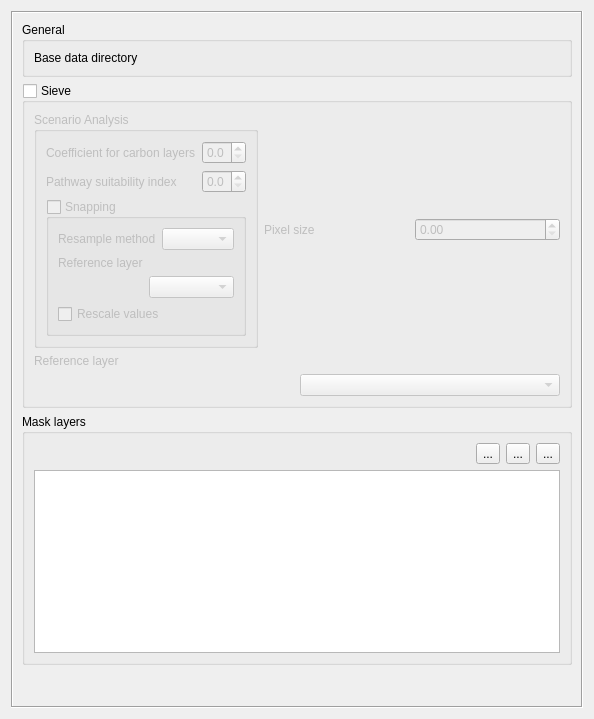
Qt form src/cplus_plugin/ui/cplus_settings.ui (ConservationInternational/cplus-plugin) before a commit.
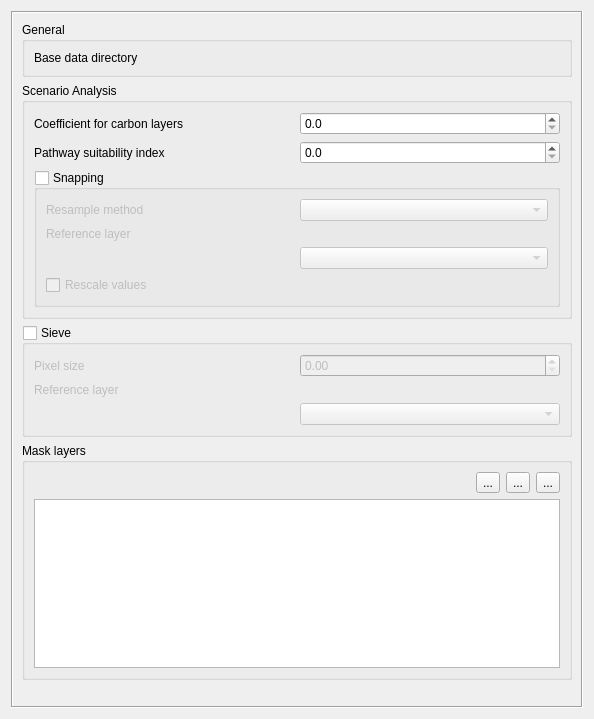
The same form after that commit. Custom widgets are drawn as their Qt base class.

The edit to the form file:
```diff
--- a/src/cplus_plugin/ui/cplus_settings.ui
+++ b/src/cplus_plugin/ui/cplus_settings.ui
@@ -68,20 +68,6 @@
         </widget>
        </item>
        <item>
-        <widget class="QgsCollapsibleGroupBox" name="sieve_group_box">
-         <property name="title">
-          <string>Sieve </string>
-         </property>
-         <property name="checkable">
-          <bool>true</bool>
-         </property>
-         <property name="checked">
-          <bool>false</bool>
-         </property>
-         <layout class="QVBoxLayout" name="verticalLayout_2">
-          <item>
-           <layout class="QHBoxLayout" name="horizontalLayout_3">
-            <item>
              <widget class="QgsCollapsibleGroupBox" name="mGroupBox">
               <property name="minimumSize">
                <size>
@@ -209,6 +195,20 @@
               </layout>
              </widget>
             </item>
+       <item>
+        <widget class="QgsCollapsibleGroupBox" name="sieve_group_box">
+         <property name="title">
+          <string>Sieve </string>
+         </property>
+         <property name="checkable">
+          <bool>true</bool>
+         </property>
+         <property name="checked">
+          <bool>false</bool>
+         </property>
+         <layout class="QVBoxLayout" name="verticalLayout_2">
+          <item>
+           <layout class="QHBoxLayout" name="horizontalLayout_3">
             <item>
              <widget class="QLabel" name="resample_method_2">
               <property name="text">
```
Lines whose indentation alone changed are shown as unchanged.
